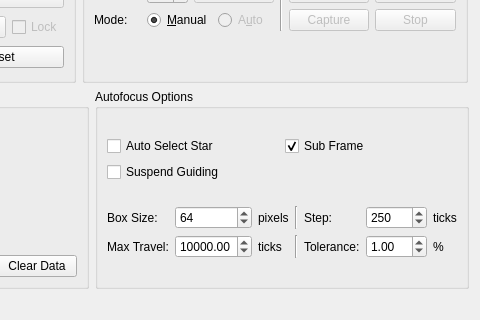
Before: the Qt Designer form kstars/ekos/focus.ui in KDE/kstars, drawn with Qt 5; both pictures show x 267 to 747 and y 87 to 407 of the 747 by 407 pixel window.
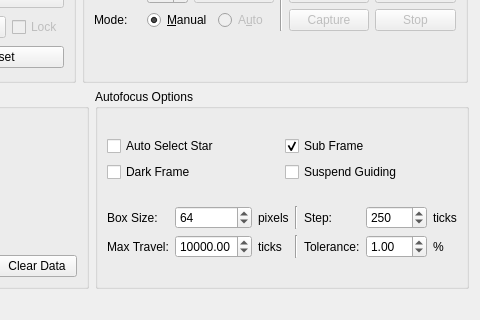
After: the same form once the commit is applied. Custom widgets are drawn as their Qt base class.

Commit message: Add dark frame support to focus module

```diff
--- a/kstars/ekos/focus.ui
+++ b/kstars/ekos/focus.ui
@@ -517,6 +517,16 @@
           </item>
           <item>
            <layout class="QHBoxLayout" name="horizontalLayout_7">
+            <item>
+             <widget class="QCheckBox" name="focusDarkFrameCheck">
+              <property name="toolTip">
+               <string/>
+              </property>
+              <property name="text">
+               <string>Dark Frame</string>
+              </property>
+             </widget>
+            </item>
             <item>
              <widget class="QCheckBox" name="suspendGuideCheck">
               <property name="toolTip">
```
The commit also changes 3 other files.
